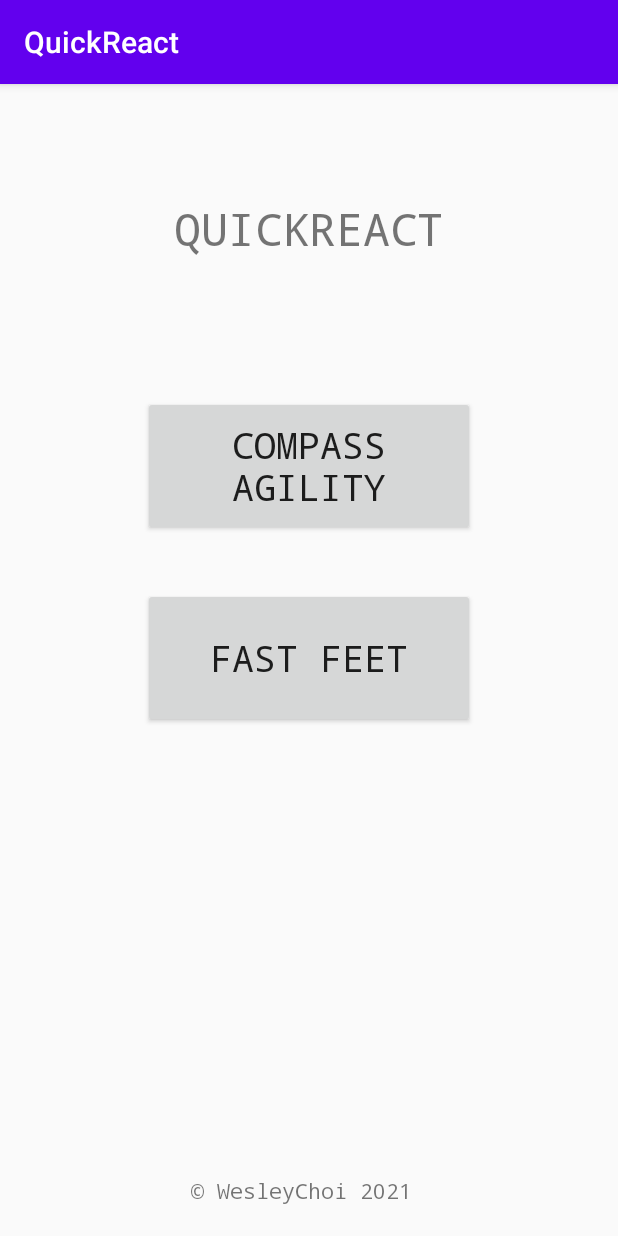
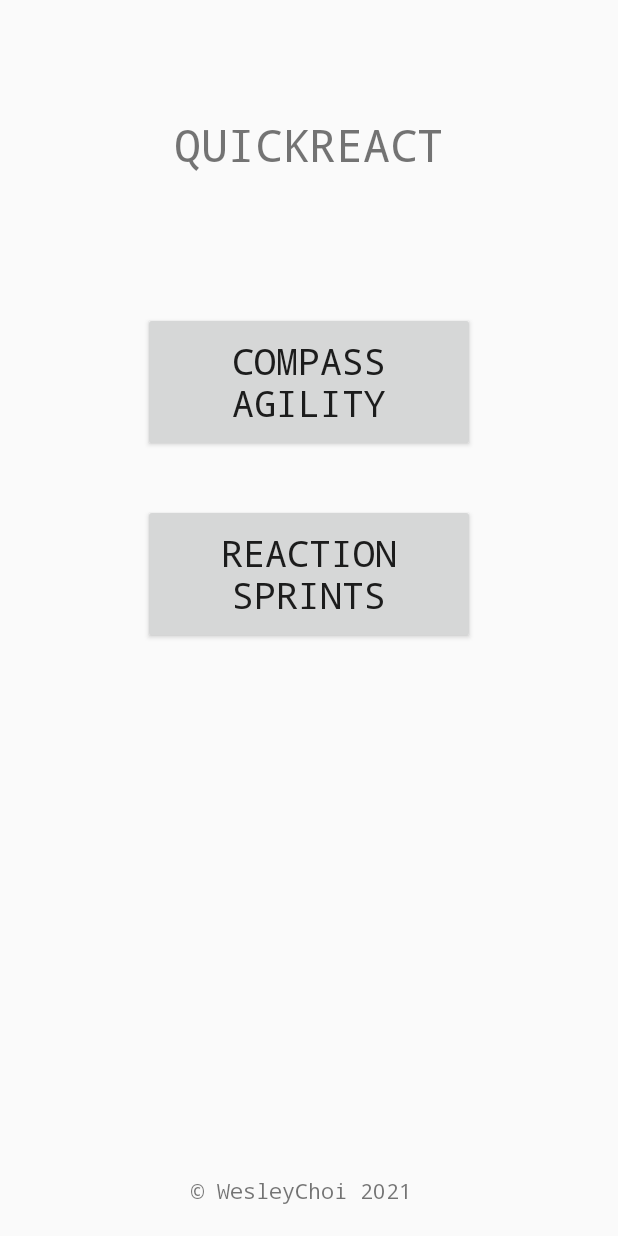
Before and after one commit to WesleyChoi/QuickReact, an Android app: the screen it shows after launch (MainActivity), on a phone screen of 412 x 824 dp. Run offline under Robolectric (Android 15) with nearby library versions, the phone set to English and light mode, and no system bars.

Commit message:
changed button to reaction sprints

```diff
--- a/app/src/main/res/layout/content_launch_drill_selector.xml
+++ b/app/src/main/res/layout/content_launch_drill_selector.xml
@@ -32,12 +32,12 @@
         app:layout_constraintTop_toTopOf="parent" />
 
     <Button
-        android:id="@+id/nav_fastfeet"
+        android:id="@+id/nav_reaction_sprints"
         android:layout_width="221dp"
         android:layout_height="93dp"
         android:layout_marginTop="336dp"
         android:fontFamily="monospace"
-        android:text="FAST FEET"
+        android:text="REACTION SPRINTS"
         android:textSize="24sp"
         app:layout_constraintEnd_toEndOf="parent"
         app:layout_constraintStart_toStartOf="parent"
--- a/app/src/main/res/values/styles.xml
+++ b/app/src/main/res/values/styles.xml
@@ -1,6 +1,6 @@
 <resources>
     <!-- Base application theme. -->
-    <style name="AppTheme" parent="Base.Theme.AppCompat.Light.DarkActionBar">
+    <style name="AppTheme" parent="Theme.AppCompat.Light.NoActionBar">
         <!-- Customize your theme here. -->
         <item name="colorPrimary">@color/colorPrimary</item>
         <item name="colorPrimaryDark">@color/colorPrimaryDark</item>
```
